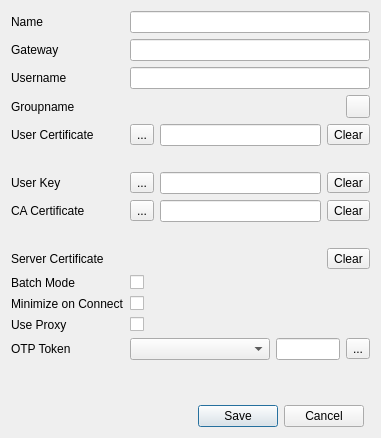
Above: editdialog.ui from openconnect/openconnect-gui before the change. Below: the same form after it.
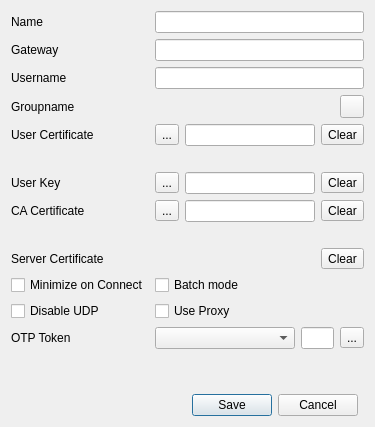
That is the form after the change. Icons and pictures are not drawn.

Commit message:
Added option to disable UDP
Resolves #16

Patch:
```diff
--- a/editdialog.ui
+++ b/editdialog.ui
@@ -6,8 +6,8 @@
    <rect>
     <x>0</x>
     <y>0</y>
-    <width>381</width>
-    <height>438</height>
+    <width>375</width>
+    <height>427</height>
    </rect>
   </property>
   <property name="windowTitle">
@@ -246,9 +246,12 @@
       </layout>
      </item>
      <item row="17" column="0">
-      <widget class="QLabel" name="label_7">
+      <widget class="QCheckBox" name="minimizeBox">
+       <property name="toolTip">
+        <string>Enable this to automatically minimize after connection</string>
+       </property>
        <property name="text">
-        <string>Batch Mode</string>
+        <string>Minimize on Connect</string>
        </property>
       </widget>
      </item>
@@ -258,52 +261,35 @@
         <string>Enable this to remember passwords for this server</string>
        </property>
        <property name="text">
-        <string/>
+        <string>Batch mode</string>
        </property>
       </widget>
      </item>
      <item row="18" column="0">
-      <widget class="QLabel" name="label_8">
+      <widget class="QCheckBox" name="disableUDP">
        <property name="text">
-        <string>Minimize on Connect</string>
+        <string>Disable UDP</string>
        </property>
       </widget>
      </item>
      <item row="18" column="1">
-      <widget class="QCheckBox" name="minimizeBox">
-       <property name="toolTip">
-        <string>Enable this to automatically minimize after connection</string>
-       </property>
-       <property name="text">
-        <string/>
-       </property>
-      </widget>
-     </item>
-     <item row="19" column="1">
       <widget class="QCheckBox" name="proxyBox">
        <property name="toolTip">
         <string>Enable this to use the system's default proxy settings for this server</string>
        </property>
        <property name="text">
-        <string/>
-       </property>
-      </widget>
-     </item>
-     <item row="19" column="0">
-      <widget class="QLabel" name="label_9">
-       <property name="text">
         <string>Use Proxy</string>
        </property>
       </widget>
      </item>
-     <item row="20" column="0">
+     <item row="19" column="0">
       <widget class="QLabel" name="label_10">
        <property name="text">
         <string>OTP Token</string>
        </property>
       </widget>
      </item>
-     <item row="20" column="1">
+     <item row="19" column="1">
       <layout class="QHBoxLayout" name="horizontalLayout_5">
        <item>
         <widget class="QComboBox" name="tokenBox">
```
Left out of the diff: 72 changed lines with no effect on the pictures. The commit also changes 4 other files.
